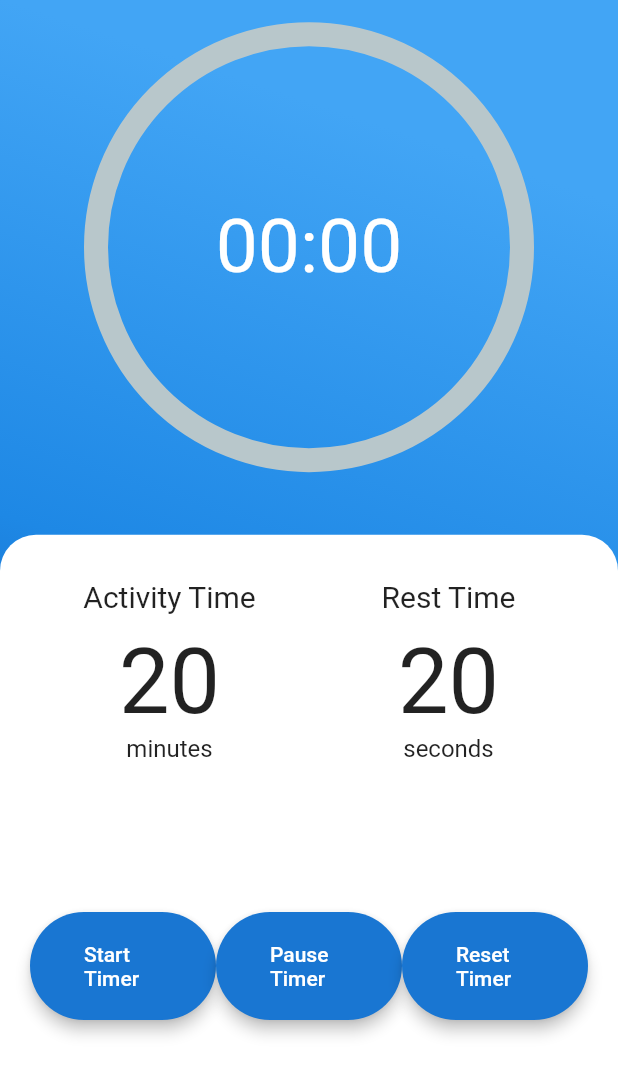
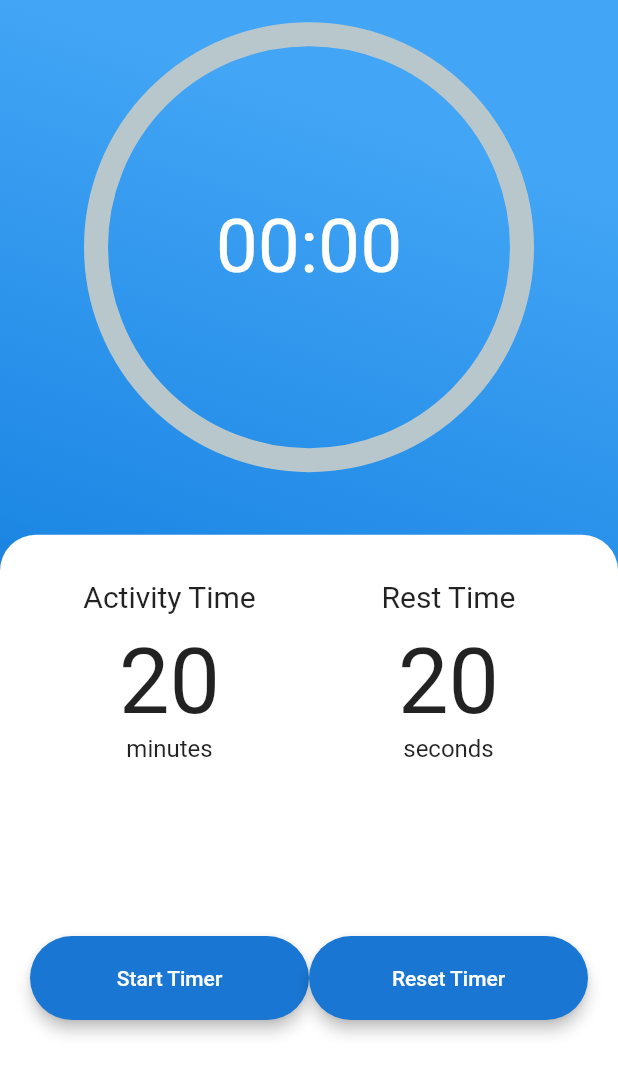
Before and after one commit to gabrielletaylor/20-20-20-rule, a Flutter app: the screen it shows after launch, on a phone screen of 412 x 824 dp, the part 156-1236 px from its top. Run offline on Flutter 3.47's test engine with Material 2 defaults, Android fonts, the phone set to English and light mode, and no system bars; drawn by our look-alikes of percent_indicator.

Commit message:
Implement start and pause timer in one button

```diff
--- a/lib/home_page.dart
+++ b/lib/home_page.dart
@@ -18,25 +18,37 @@ class _HomePageState extends State<HomePage> {
   static int timeInMinute = 20;
   int timeInSec = timeInMinute * 60;
   double secPercentage = 0;
-  bool startPressed = false;
+  String startOrPause = "Start Timer";
+  int timesPressed = 0;
 
   @override
   void initState() {
     super.initState();
   }
 
+  void getTimerOption() {
+    // pause timer
+    if (timesPressed % 2 == 0) {
+        pauseTimer();
+    }
+    // start timer
+    else {
+      startTimer();
+    }
+  }
+
   void startTimer() {
-    // if (!countdownTimer!.isActive) {
-    startPressed = true;
     timeInMinute = 20;
     secPercentage = (timeInSec / 100);
+    setState(() => startOrPause = "Pause Timer");
     countdownTimer = Timer.periodic(Duration(seconds: 1), (_) => setCountdown());
-    // }
   }
 
   void pauseTimer() {
-    setState(() => countdownTimer!.cancel());
-    startPressed = false;
+    setState(() {
+      startOrPause = "Start Timer";
+      countdownTimer!.cancel();
+    });
   }
 
   void resetTimer() {
@@ -205,48 +217,18 @@ class _HomePageState extends State<HomePage> {
                               child: Padding(
                                 padding: const EdgeInsets.symmetric(vertical: 40.0),
                                 child: ElevatedButton(
-                                  child: const Padding(
+                                  child: Padding(
                                     padding: EdgeInsets.all(20.0),
                                     child: Text(
-                                      'Start Timer',
+                                      '$startOrPause',
                                       style: TextStyle(
                                         color: Colors.white,
                                       ),
                                     ),
                                   ),
                                   onPressed: () {
-                                    if (!startPressed) {
-                                      startTimer();
-                                    }
-                                    // startTimer();
-                                  },
-                                  style: ElevatedButton.styleFrom(
-                                    elevation: 4,
-                                    primary: Colors.blue.shade700,
-                                    shape: RoundedRectangleBorder(
-                                      borderRadius: BorderRadius.circular(100.0),
-                                    ),
-                                  ),
-                                ),
-                              ),
-                            ),
-                            Expanded(
-                              child: Padding(
-                                padding: const EdgeInsets.symmetric(vertical: 40.0),
-                                child: ElevatedButton(
-                                  child: const Padding(
-                                    padding: EdgeInsets.all(20.0),
-                                    child: Text(
-                                      'Pause Timer',
-                                      style: TextStyle(
-                                        color: Colors.white,
-                                      ),
-                                    ),
-                                  ),
-                                  onPressed: () {
-                                    if (countdownTimer == null || countdownTimer!.isActive) {
-                                      pauseTimer();
-                                    }
+                                    timesPressed++;
+                                    getTimerOption();
                                   },
                                   style: ElevatedButton.styleFrom(
                                     elevation: 4,
```
